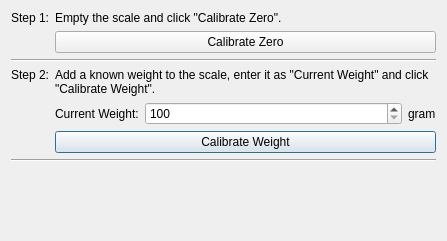
Tinkerforge/brickv, file src/brickv/plugin_system/plugins/load_cell_v2/ui/calibration.ui: the form before one commit.
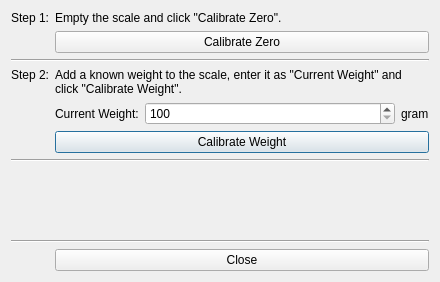
The form after the commit.

Commit message:
Ensure that all QDialogs have a close button
Some window manager doen't provide a close button as part of the window
decoration for dialogs.

Patch:
```diff
--- a/src/brickv/plugin_system/plugins/load_cell_v2/ui/calibration.ui
+++ b/src/brickv/plugin_system/plugins/load_cell_v2/ui/calibration.ui
@@ -6,8 +6,8 @@
    <rect>
     <x>0</x>
     <y>0</y>
-    <width>447</width>
-    <height>241</height>
+    <width>440</width>
+    <height>282</height>
    </rect>
   </property>
   <property name="windowTitle">
@@ -127,9 +127,14 @@
        </property>
       </widget>
      </item>
-    </layout>
-   </item>
-   <item>
+     <item row="10" column="1" colspan="3">
+      <widget class="QPushButton" name="button_close">
+       <property name="text">
+        <string>Close</string>
+       </property>
+      </widget>
+     </item>
+     <item row="8" column="1">
     <spacer name="verticalSpacer">
      <property name="orientation">
       <enum>Qt::Vertical</enum>
@@ -141,6 +146,15 @@
       </size>
      </property>
     </spacer>
+     </item>
+     <item row="9" column="0" colspan="4">
+      <widget class="Line" name="line_3">
+       <property name="orientation">
+        <enum>Qt::Horizontal</enum>
+       </property>
+      </widget>
+     </item>
+    </layout>
    </item>
   </layout>
  </widget>
```
Lines whose indentation alone changed are shown as unchanged. The commit also changes 26 other files.
